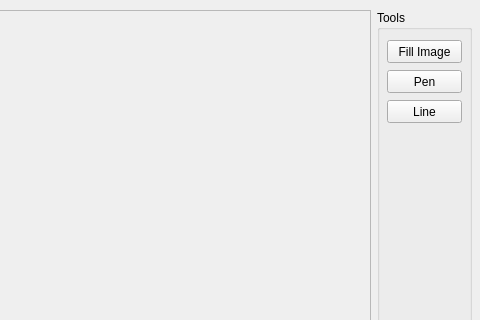
First picture: the form in mywindow.ui, repository Heibonna/Custom-Paint, before the edit; both pictures show x 520 to 1000 and y 0 to 320 of the 1000 by 800 pixel window.
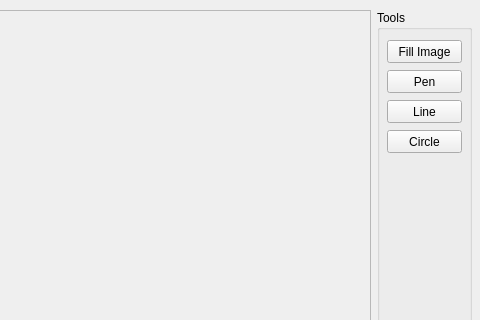
Second picture: the form after the edit.

Commit message: Added circle-tool

The edit to the form file:
```diff
--- a/mywindow.ui
+++ b/mywindow.ui
@@ -102,6 +102,19 @@
       <string>Line</string>
      </property>
     </widget>
+    <widget class="QPushButton" name="circleButton">
+     <property name="geometry">
+      <rect>
+       <x>10</x>
+       <y>120</y>
+       <width>75</width>
+       <height>23</height>
+      </rect>
+     </property>
+     <property name="text">
+      <string>Circle</string>
+     </property>
+    </widget>
    </widget>
    <widget class="QPushButton" name="exitButton">
     <property name="geometry">
```
The commit also changes 3 other files.
